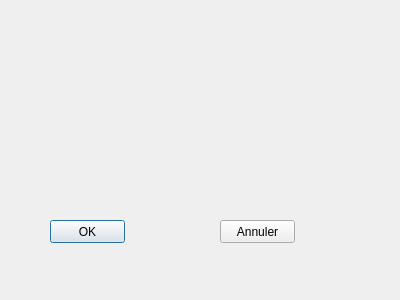
Above: ui/fenetrecontact.ui from flagage/volleyclubstats before the change. Below: the same form after it.
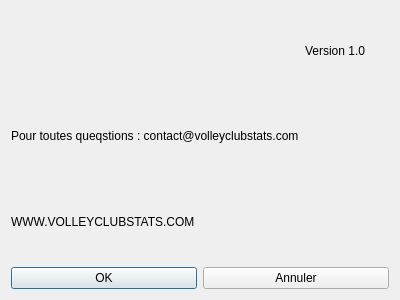
That is the form after the change.

Patch:
```diff
--- a/ui/fenetrecontact.ui
+++ b/ui/fenetrecontact.ui
@@ -13,32 +13,51 @@
   <property name="windowTitle">
    <string>Dialog</string>
   </property>
+  <layout class="QGridLayout" name="gridLayout_3">
+   <item row="0" column="0">
+    <layout class="QGridLayout" name="gridLayout">
+     <item row="0" column="1">
+      <widget class="QLabel" name="label">
+       <property name="text">
+        <string>Version 1.0</string>
+       </property>
+      </widget>
+     </item>
+     <item row="1" column="0">
+      <widget class="QLabel" name="label_2">
+       <property name="text">
+        <string>Pour toutes queqstions : contact@volleyclubstats.com</string>
+       </property>
+      </widget>
+     </item>
+     <item row="2" column="0">
+      <widget class="QLabel" name="label_3">
+       <property name="text">
+        <string>WWW.VOLLEYCLUBSTATS.COM</string>
+       </property>
+      </widget>
+     </item>
+    </layout>
+   </item>
+   <item row="1" column="0">
+    <layout class="QGridLayout" name="gridLayout_2">
+     <item row="0" column="0">
   <widget class="QPushButton" name="pushButton">
-   <property name="geometry">
-    <rect>
-     <x>50</x>
-     <y>220</y>
-     <width>75</width>
-     <height>23</height>
-    </rect>
-   </property>
    <property name="text">
     <string>OK</string>
    </property>
   </widget>
+     </item>
+     <item row="0" column="1">
   <widget class="QPushButton" name="pushButton_Annul">
-   <property name="geometry">
-    <rect>
-     <x>220</x>
-     <y>220</y>
-     <width>75</width>
-     <height>23</height>
-    </rect>
-   </property>
    <property name="text">
     <string>Annuler</string>
    </property>
   </widget>
+     </item>
+    </layout>
+   </item>
+  </layout>
  </widget>
  <resources/>
  <connections/>
```
Lines whose indentation alone changed are shown as unchanged.
